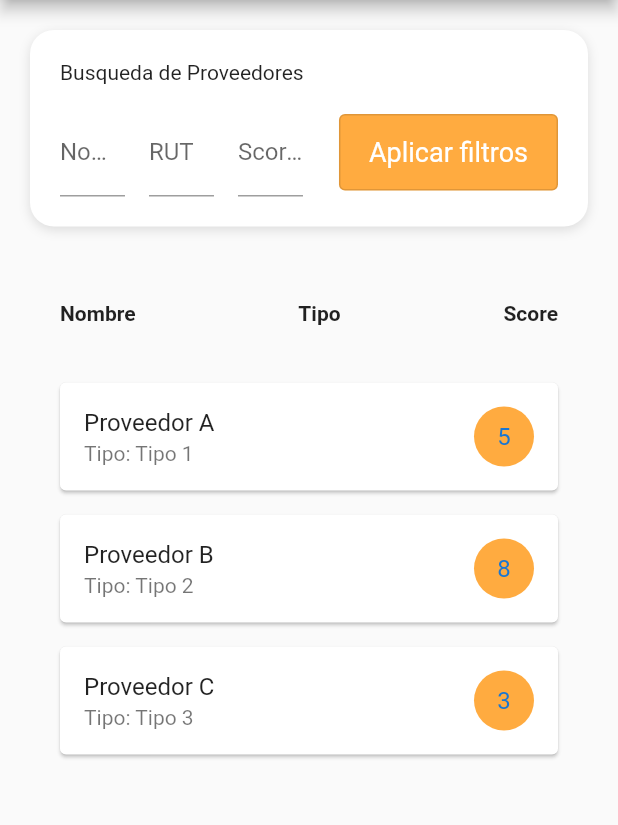
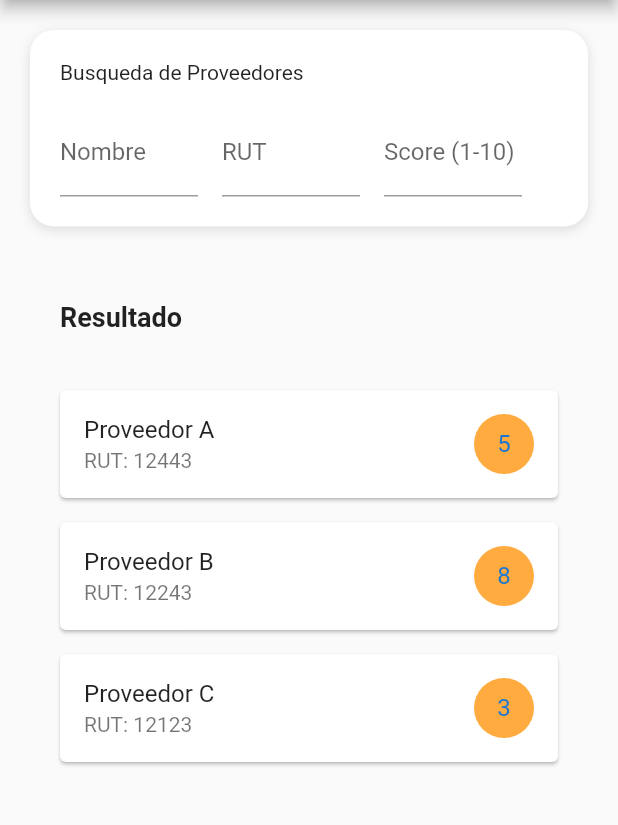
Before and after one commit to asanchez412/DERES_Front, a Flutter app: the SupplierView screen opened directly, on a phone screen of 412 x 824 dp, the part 84-909 px from its top. Run offline on Flutter 3.47's test engine with Material 2 defaults, Android fonts, the phone set to English and light mode, and no system bars; our stand-ins replace bloc, equatable, flutter_bloc, formz, go_router.

```diff
--- a/lib/login/view/login_view.dart
+++ b/lib/login/view/login_view.dart
@@ -3,7 +3,7 @@ import 'package:flutter_bloc/flutter_bloc.dart';
 import 'package:formz/formz.dart';
 import 'package:go_router/go_router.dart';
 import 'package:topicos/login/login.dart';
-import 'package:topicos/sign_in/sign_in.dart';
+import 'package:topicos/supplier/supplier.dart';
 
 class LoginView extends StatelessWidget {
   const LoginView({super.key});
@@ -156,7 +156,7 @@ class LoginButton extends StatelessWidget {
     final validToSubmit = context.select((LoginBloc bloc) => bloc.valid);
 
     return OutlinedButton(
-      onPressed: () => context.go(SignInPage.path),
+      onPressed: () => context.go(SupplierPage.path),
       style: ElevatedButton.styleFrom(
         foregroundColor: Colors.white,
         backgroundColor: Colors.orangeAccent,
--- a/lib/sign_in/view/sign_in_view.dart
+++ b/lib/sign_in/view/sign_in_view.dart
@@ -2,8 +2,8 @@ import 'package:flutter/material.dart';
 import 'package:flutter_bloc/flutter_bloc.dart';
 import 'package:formz/formz.dart';
 import 'package:go_router/go_router.dart';
+import 'package:topicos/home/view/home_page.dart';
 import 'package:topicos/sign_in/sign_in.dart';
-import 'package:topicos/supplier/view/view.dart';
 
 class SignInView extends StatelessWidget {
   const SignInView({super.key});
@@ -34,7 +34,11 @@ class SignInView extends StatelessWidget {
       },
       child: Scaffold(
         appBar: AppBar(
-          title: Row(
+          title: GestureDetector(
+            onTap: () {
+              context.go(HomePage.path);
+            },
+            child: Row(
               children: [
                 Container(
                   width: 40.0,
@@ -56,13 +60,14 @@ class SignInView extends StatelessWidget {
                 ),
               ],
             ),
+          ),
           centerTitle: false,
           backgroundColor: Colors.orangeAccent,
         ),
         body: Center(
           child: Container(
             width: 800,
-            height: 300,
+            height: 400,
             padding: const EdgeInsets.all(24),
             decoration: BoxDecoration(
               color: Colors.white,
@@ -191,7 +196,15 @@ class SignInButton extends StatelessWidget {
     final validToSubmit = context.select((SignInBloc bloc) => bloc.valid);
 
     return OutlinedButton(
-      onPressed: () => context.go(SupplierPage.path),
+      onPressed: () {
+        validToSubmit
+            ? () {
+                context
+                    .read<SignInBloc>()
+                    .add(const SignInWithEmailAndPasswordRequested());
+              }
+            : null;
+      },
       style: ElevatedButton.styleFrom(
         foregroundColor: Colors.white,
         backgroundColor: Colors.orangeAccent,
@@ -200,15 +213,5 @@ class SignInButton extends StatelessWidget {
       ),
       child: const Text('Registrarse'),
     );
-    // ElevatedButton(
-    //   onPressed: validToSubmit
-    //       ? () {
-    //           context
-    //               .read<SignInBloc>()
-    //               .add(const SignInWithEmailAndPasswordRequested());
-    //         }
-    //       : null,
-    //   child: const Text('Sign in'),
-    // );
   }
 }
--- a/lib/supplier/bloc/supplier_bloc.dart
+++ b/lib/supplier/bloc/supplier_bloc.dart
@@ -8,16 +8,33 @@ import 'package:topicos/supplier/models/supplier_model.dart';
 class SupplierBloc extends Bloc<SupplierEvent, SupplierState> {
   SupplierBloc() : super(const SupplierState.initial()) {
     on<SupplierRequested>(_onSupplierRequested);
-
+    on<SupplierNameChanged>(_onSupplierNameChanged);
+    on<SupplierRutChanged>(_onSupplierRutChanged);
+    on<SupplierScoreChanged>(_onSupplierScoreChanged);
   }
 
   FutureOr<void> _onSupplierRequested(
       SupplierRequested event, Emitter<SupplierState> emit) {
     final List<Supplier> suppliers = [
-      Supplier(name: "Proveedor A", score: 5, type: "Tipo 1"),
-      Supplier(name: "Proveedor B", score: 8, type: "Tipo 2"),
-      Supplier(name: "Proveedor C", score: 3, type: "Tipo 3"),
+      Supplier(name: "Proveedor A", score: '5', type: "Tipo 1", rut: '12443'),
+      Supplier(name: "Proveedor B", score: '8', type: "Tipo 2", rut: '12243'),
+      Supplier(name: "Proveedor C", score: '3', type: "Tipo 3", rut: '12123'),
     ];
     emit(state.copyWith(suppliers: suppliers));
   }
+
+  FutureOr<void> _onSupplierNameChanged(
+      SupplierNameChanged event, Emitter<SupplierState> emit) {
+    emit(state.copyWith(name: event.name));
+  }
+
+  FutureOr<void> _onSupplierRutChanged(
+      SupplierRutChanged event, Emitter<SupplierState> emit) {
+    emit(state.copyWith(rut: event.rut));
+  }
+
+  FutureOr<void> _onSupplierScoreChanged(
+      SupplierScoreChanged event, Emitter<SupplierState> emit) {
+    emit(state.copyWith(score: event.score));
+  }
 }
--- a/lib/supplier/bloc/supplier_event.dart
+++ b/lib/supplier/bloc/supplier_event.dart
@@ -8,7 +8,27 @@ abstract class SupplierEvent extends Equatable {
 
 class SupplierRequested extends SupplierEvent {
   const SupplierRequested();
-
   @override
   List<Object?> get props => [];
 }
+
+class SupplierNameChanged extends SupplierEvent {
+  const SupplierNameChanged({required this.name});
+  final String name;
+  @override
+  List<Object?> get props => [name];
+}
+
+class SupplierRutChanged extends SupplierEvent {
+  const SupplierRutChanged({required this.rut});
+  final String rut;
+  @override
+  List<Object?> get props => [rut];
+}
+
+class SupplierScoreChanged extends SupplierEvent {
+  const SupplierScoreChanged({required this.score});
+  final String score;
+  @override
+  List<Object?> get props => [score];
+}
--- a/lib/supplier/bloc/supplier_state.dart
+++ b/lib/supplier/bloc/supplier_state.dart
@@ -6,16 +6,45 @@ import 'package:topicos/supplier/models/supplier_model.dart';
 class SupplierState extends Equatable {
   const SupplierState({
     required this.suppliers,
+    required this.name,
+    required this.rut,
+    required this.score,
   });
 
-  const SupplierState.initial() : this(suppliers: const <Supplier>[]);
+  const SupplierState.initial()
+      : this(suppliers: const <Supplier>[], name: '', rut: '', score: '');
 
   final List<Supplier> suppliers;
+  final String name;
+  final String rut;
+  final String score;
+
+  List<Supplier> get filteredSuppliers => _filterSuppliers();
 
   @override
-  List<Object?> get props => [suppliers];
+  List<Object?> get props => [
+        suppliers,
+        name,
+        rut,
+        score,
+      ];
 
-  SupplierState copyWith({List<Supplier>? suppliers}) {
-    return SupplierState(suppliers: suppliers ?? this.suppliers);
+  SupplierState copyWith(
+      {List<Supplier>? suppliers, String? name, String? rut, String? score}) {
+    return SupplierState(
+        suppliers: suppliers ?? this.suppliers,
+        name: name ?? this.name,
+        score: score ?? this.score,
+        rut: rut ?? this.rut);
+  }
+
+  List<Supplier> _filterSuppliers() {
+    return suppliers.where((supplier) {
+      bool nameMatch = name.isEmpty ? true : supplier.name.contains(name);
+      bool rutMatch = rut.isEmpty ? true : supplier.rut.contains(rut);
+      bool scoreMatch = score.isEmpty ? true : supplier.score.contains(score);
+
+      return nameMatch && rutMatch && scoreMatch;
+    }).toList();
   }
 }
--- a/lib/supplier/models/supplier_model.dart
+++ b/lib/supplier/models/supplier_model.dart
@@ -1,7 +1,13 @@
 class Supplier {
   final String name;
-  final int score;
+  final String score;
   final String type;
+  final String rut;
 
-  Supplier({required this.name, required this.score, required this.type});
+  Supplier({
+    required this.name,
+    required this.score,
+    required this.type,
+    required this.rut,
+  });
 }
--- a/lib/supplier/view/supplier_view.dart
+++ b/lib/supplier/view/supplier_view.dart
@@ -1,6 +1,9 @@
 import 'package:flutter/material.dart';
 import 'package:flutter_bloc/flutter_bloc.dart';
+import 'package:go_router/go_router.dart';
+import 'package:topicos/home/view/home_page.dart';
 import 'package:topicos/supplier/bloc/supplier_bloc.dart';
+import 'package:topicos/supplier/bloc/supplier_event.dart';
 
 class SupplierView extends StatelessWidget {
   const SupplierView({super.key});
@@ -9,7 +12,11 @@ class SupplierView extends StatelessWidget {
   Widget build(BuildContext context) {
     return Scaffold(
       appBar: AppBar(
-        title: Row(
+        title: GestureDetector(
+          onTap: () {
+            context.go(HomePage.path);
+          },
+          child: Row(
             children: [
               Container(
                 width: 40.0,
@@ -30,6 +37,7 @@ class SupplierView extends StatelessWidget {
                 'Proveedores',
               ),
             ],
+          ),
         ),
         centerTitle: false,
         backgroundColor: Colors.orangeAccent,
@@ -65,7 +73,11 @@ class SupplierView extends StatelessWidget {
                             child: TextField(
                               decoration:
                                   const InputDecoration(labelText: 'Nombre'),
-                              onChanged: (value) {},
+                              onChanged: (name) {
+                                context
+                                    .read<SupplierBloc>()
+                                    .add(SupplierNameChanged(name: name));
+                              },
                             ),
                           ),
                           const SizedBox(width: 16),
@@ -73,7 +85,11 @@ class SupplierView extends StatelessWidget {
                             child: TextField(
                               decoration:
                                   const InputDecoration(labelText: 'RUT'),
-                              onChanged: (value) {},
+                              onChanged: (rut) {
+                                context
+                                    .read<SupplierBloc>()
+                                    .add(SupplierRutChanged(rut: rut));
+                              },
                             ),
                           ),
                           const SizedBox(width: 16),
@@ -82,21 +98,14 @@ class SupplierView extends StatelessWidget {
                               decoration: const InputDecoration(
                                   labelText: 'Score (1-10)'),
                               keyboardType: TextInputType.number,
-                              onChanged: (value) {},
+                              onChanged: (score) {
+                                context
+                                    .read<SupplierBloc>()
+                                    .add(SupplierScoreChanged(score: score));
+                              },
                             ),
                           ),
                           const SizedBox(width: 24),
-                          OutlinedButton(
-                            onPressed: () => (),
-                            style: ElevatedButton.styleFrom(
-                              foregroundColor: Colors.white,
-                              backgroundColor: Colors.orangeAccent,
-                              padding: const EdgeInsets.symmetric(
-                                  horizontal: 20, vertical: 15),
-                              textStyle: const TextStyle(fontSize: 18),
-                            ),
-                            child: const Text('Aplicar filtros'),
-                          ),
                         ],
                       ),
                     ],
@@ -118,20 +127,15 @@ class _ListSuppliers extends StatelessWidget {
   @override
   Widget build(BuildContext context) {
     final suppliers =
-        context.select((SupplierBloc bloc) => bloc.state.suppliers);
+        context.select((SupplierBloc bloc) => bloc.state.filteredSuppliers);
     return Padding(
       padding: const EdgeInsets.all(20),
       child: Column(
+        crossAxisAlignment: CrossAxisAlignment.stretch,
         children: <Widget>[
           const SizedBox(height: 30),
-          const Row(
-            mainAxisAlignment: MainAxisAlignment.spaceBetween,
-            children: [
-              Text("Nombre", style: TextStyle(fontWeight: FontWeight.bold)),
-              Text("Tipo", style: TextStyle(fontWeight: FontWeight.bold)),
-              Text("Score", style: TextStyle(fontWeight: FontWeight.bold)),
-            ],
-          ),
+          const Text("Resultado",
+              style: TextStyle(fontWeight: FontWeight.bold, fontSize: 18)),
           const SizedBox(height: 30),
           SizedBox(
             height: 300,
@@ -144,7 +148,7 @@ class _ListSuppliers extends StatelessWidget {
                   margin: const EdgeInsets.symmetric(vertical: 8),
                   child: ListTile(
                     title: Text(supplier.name),
-                    subtitle: Text('Tipo: ${supplier.type}'),
+                    subtitle: Text('RUT: ${supplier.rut}'),
                     trailing: CircleAvatar(
                       backgroundColor: Colors.orangeAccent,
                       child: Text(supplier.score.toString()),
```
Lines whose indentation alone changed are shown as unchanged.
